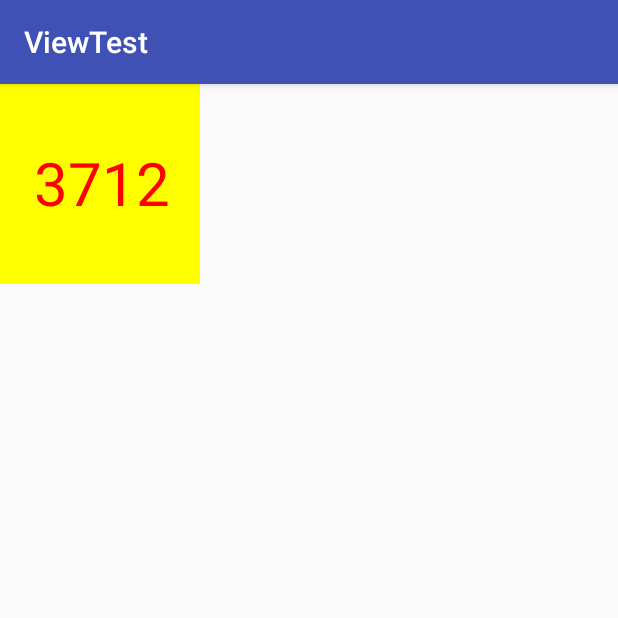
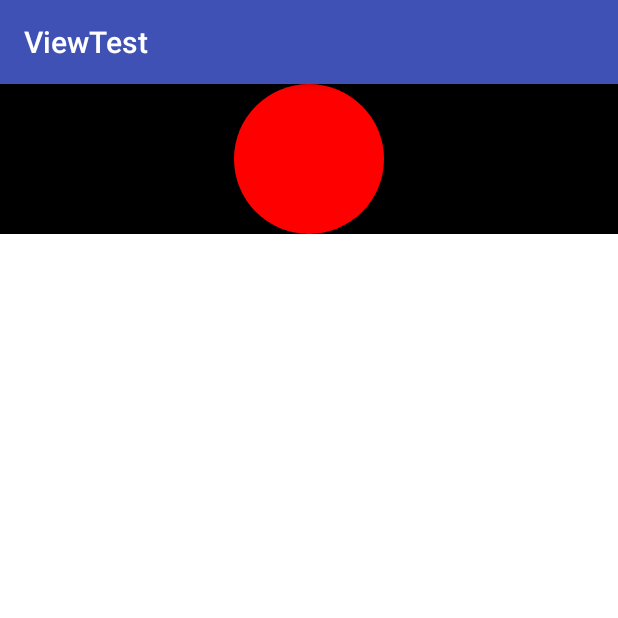
Before and after one commit to HWguolifeng/ViewTest, an Android app: the screen it shows after launch (MainActivity), on a phone screen of 412 x 824 dp, the top half of it. Run offline under Robolectric (Android 15) with nearby library versions, the phone set to English and light mode, and no system bars.

Commit message:
2:自定义view： 继承View重写onDraw 方法 之画出一个简单的圆

```diff
--- /dev/null
+++ b/app/src/main/java/com/guolifeng/android/viewtest/CircleView.java
@@ -0,0 +1,54 @@
+package com.guolifeng.android.viewtest;
+
+import android.content.Context;
+import android.graphics.Canvas;
+import android.graphics.Color;
+import android.graphics.Paint;
+import android.support.annotation.Nullable;
+import android.util.AttributeSet;
+import android.view.View;
+
+/**
+ * Created by 郭利锋 on 2017/3/19 0019.
+ * [简要描述]<BR>
+ */
+
+public class CircleView extends View
+{
+    private int mColor = Color.RED;
+    private Paint mPaint = new Paint(Paint.ANTI_ALIAS_FLAG);
+
+    public CircleView(Context context)
+    {
+        super(context);
+        init();
+    }
+
+    public CircleView(Context context, @Nullable AttributeSet attrs)
+    {
+        super(context, attrs);
+        init();
+    }
+
+    public CircleView(Context context, @Nullable AttributeSet attrs, int defStyleAttr)
+    {
+        super(context, attrs, defStyleAttr);
+        init();
+    }
+
+    private void init()
+    {
+        mPaint.setColor(mColor);
+    }
+
+    @Override
+    protected void onDraw(Canvas canvas)
+    {
+        super.onDraw(canvas);
+        int width = getWidth();
+        int height = getHeight();
+        int radius = Math.min(width, height) / 2;
+        canvas.drawCircle(width / 2, height / 2, radius, mPaint);
+
+    }
+}
--- a/app/src/main/res/layout/activity_main.xml
+++ b/app/src/main/res/layout/activity_main.xml
@@ -1,13 +1,14 @@
-<RelativeLayout xmlns:android="http://schemas.android.com/apk/res/android"
-                xmlns:custom="http://schemas.android.com/apk/res-auto"
-                android:layout_width="match_parent"
-                android:layout_height="match_parent" >
+<LinearLayout xmlns:android="http://schemas.android.com/apk/res/android"
+              android:layout_width="match_parent"
+              android:layout_height="match_parent"
+              android:background="#ffffff"
+              android:orientation="vertical">
 
-    <com.guolifeng.android.viewtest.CustomTitleView
-        android:layout_width="200dp"
+    <com.guolifeng.android.viewtest.CircleView
+        android:id="@+id/circleView1"
+        android:layout_width="match_parent"
         android:layout_height="100dp"
-        custom:titleText="3712"
-        custom:titleTextColor="#ff0000"
-        custom:titleTextSize="40sp" />
+        android:background="#000000"
+        />
 
-</RelativeLayout>
+</LinearLayout>
```
